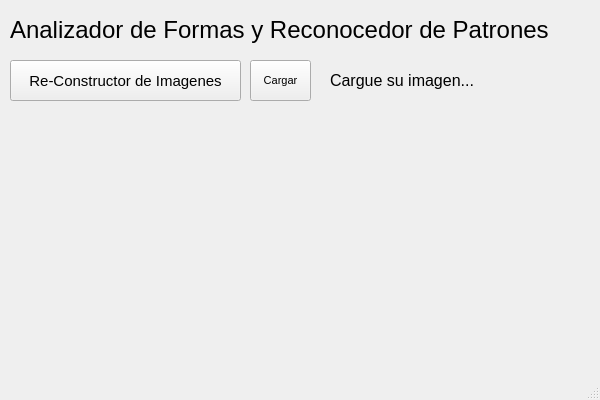
This is ventanaPrincipal.ui in Santiago-vdk/Proyecto-1_CE-2103 as Qt 5 draws it before an edit. The edited form follows.
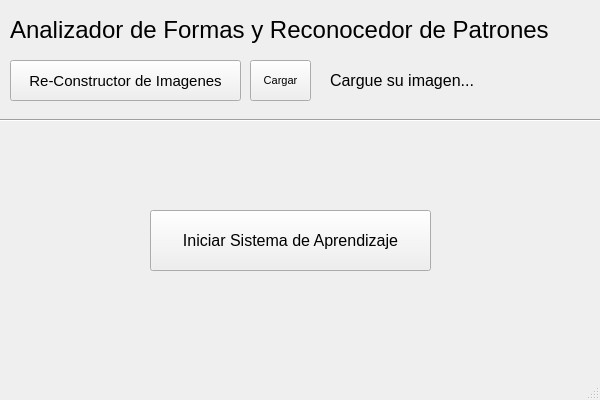
This is the edited form.

```diff
--- a/ventanaPrincipal.ui
+++ b/ventanaPrincipal.ui
@@ -110,6 +110,37 @@
      <string>Cargar</string>
     </property>
    </widget>
+   <widget class="QPushButton" name="buttonAprendizaje">
+    <property name="geometry">
+     <rect>
+      <x>150</x>
+      <y>210</y>
+      <width>281</width>
+      <height>61</height>
+     </rect>
+    </property>
+    <property name="font">
+     <font>
+      <pointsize>12</pointsize>
+     </font>
+    </property>
+    <property name="text">
+     <string>Iniciar Sistema de Aprendizaje</string>
+    </property>
+   </widget>
+   <widget class="Line" name="line">
+    <property name="geometry">
+     <rect>
+      <x>0</x>
+      <y>110</y>
+      <width>601</width>
+      <height>21</height>
+     </rect>
+    </property>
+    <property name="orientation">
+     <enum>Qt::Horizontal</enum>
+    </property>
+   </widget>
   </widget>
   <widget class="QMenuBar" name="menubar">
    <property name="geometry">
```
